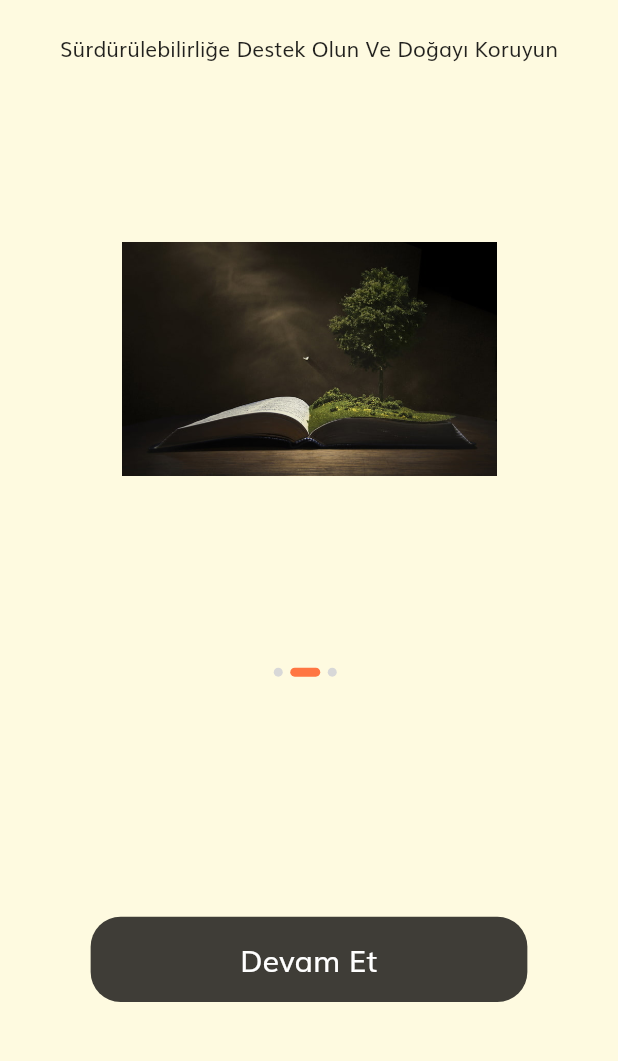
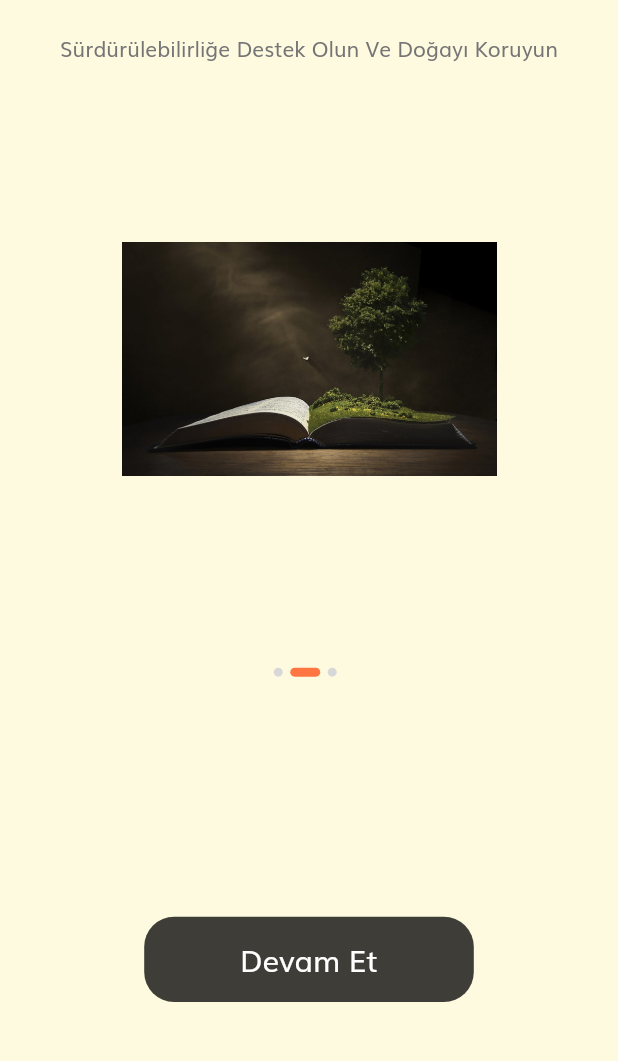
Before and after one commit to seHuzeyfe/libvary_app, a Flutter app: the screen it shows after launch, swiped to page 2, on a phone screen of 412 x 824 dp, the part 154-1215 px from its top. Run offline on Flutter 3.47's test engine with Material 2 defaults, Android fonts, the phone set to English and light mode, and no system bars; our stand-ins replace flutter_svg.

```diff
--- /dev/null
+++ b/lib/View/contents.dart
@@ -0,0 +1,31 @@
+import 'package:flutter/material.dart';
+
+import '../size_config.dart';
+
+class defaultButton extends StatelessWidget {
+  const defaultButton(
+      {super.key, required this.text, required this.press});
+  final String text;
+  final Function press;
+
+  @override
+  Widget build(BuildContext context) {
+    return SizedBox(
+      width: getProportionateScreenWidth(200),
+      height: getProportionateScreenHeight(56),
+      child: TextButton(
+          style: ButtonStyle(
+            shape: MaterialStateProperty.all(RoundedRectangleBorder(
+                borderRadius: BorderRadius.circular(20))),
+            backgroundColor:
+            MaterialStateProperty.all<Color>(Color.fromARGB(200, 10, 9, 8)),
+          ),
+          onPressed: () {press();},
+          child: Text(
+            text,
+            style: TextStyle(
+                fontSize: getProportionateScreenWidth(18), color: Colors.white),
+          )),
+    );
+  }
+}
--- a/lib/View/welcome_screen/components/welcome_screen_body.dart
+++ b/lib/View/welcome_screen/components/welcome_screen_body.dart
@@ -1,6 +1,8 @@
 import 'package:flutter/material.dart';
+import 'package:libvary_app/View/sign_in_screen/sign_in_screen.dart';
 import 'package:libvary_app/constants.dart';
 import 'package:libvary_app/size_config.dart';
+import '../../contents.dart';
 import 'welcome_screen_content.dart';
 //Düzenli kod için best practice uygulandı...
 
@@ -65,7 +67,9 @@ class _BodyState extends State<Body> {
                         ),
                       ),
                       Spacer(flex: 3),
-                      WelcomeScreenButton(text: "Devam Et", press: () {}),
+                      defaultButton(text: "Devam Et", press: () {
+                        Navigator.pushNamed(context, SignInScreen.routeName);
+                      }),
                       Spacer(),
                     ],
                   ),
@@ -88,31 +92,3 @@ class _BodyState extends State<Body> {
     );
   }
 }
-
-class WelcomeScreenButton extends StatelessWidget {
-  const WelcomeScreenButton(
-      {super.key, required this.text, required this.press});
-  final String text;
-  final Function press;
-
-  @override
-  Widget build(BuildContext context) {
-    return SizedBox(
-      width: double.infinity,
-      height: getProportionateScreenHeight(56),
-      child: TextButton(
-          style: ButtonStyle(
-            shape: MaterialStateProperty.all(RoundedRectangleBorder(
-                borderRadius: BorderRadius.circular(20))),
-            backgroundColor:
-                MaterialStateProperty.all<Color>(Color.fromARGB(200, 10, 9, 8)),
-          ),
-          onPressed: () {},
-          child: Text(
-            text,
-            style: TextStyle(
-                fontSize: getProportionateScreenWidth(18), color: Colors.white),
-          )),
-    );
-  }
-}
--- a/lib/main.dart
+++ b/lib/main.dart
@@ -1,7 +1,7 @@
 import 'package:flutter/material.dart';
 import 'package:libvary_app/View/welcome_screen/welcome_screen.dart';
-import 'package:libvary_app/constants.dart';
 import 'package:libvary_app/routs.dart';
+import 'theme_data.dart';
 
 void main() {
   runApp(MyApp());
@@ -12,14 +12,7 @@ class MyApp extends StatelessWidget {
   Widget build(BuildContext context) {
     return MaterialApp(
       debugShowCheckedModeBanner: false,
-      theme: ThemeData(
-        scaffoldBackgroundColor: Colors.white,
-        fontFamily: "Muli",
-        textTheme: const TextTheme(
-          bodyLarge: TextStyle(color: kTextColor),
-        ),
-        visualDensity: VisualDensity.adaptivePlatformDensity,
-      ),
+      theme: theme(),
       //home: WelcomeScreen(),
       initialRoute: WelcomeScreen.routeName,
       routes: routes,
--- a/lib/routs.dart
+++ b/lib/routs.dart
@@ -1,7 +1,11 @@
 
 import 'package:flutter/widgets.dart';
+import 'package:libvary_app/View/forget_password_screen/forget_password_screen.dart';
+import 'package:libvary_app/View/sign_in_screen/sign_in_screen.dart';
 import 'package:libvary_app/View/welcome_screen/welcome_screen.dart';
 
 final Map<String , WidgetBuilder> routes ={
-  WelcomeScreen.routeName: (context) => WelcomeScreen(),
+  WelcomeScreen.routeName : (context) => WelcomeScreen(),
+  SignInScreen.routeName : (context) => SignInScreen(),
+  ForgetPasswordScreen.routeName : (context) => ForgetPasswordScreen(),
 };
--- /dev/null
+++ b/lib/theme_data.dart
@@ -0,0 +1,38 @@
+import 'package:flutter/material.dart';
+import 'constants.dart';
+
+
+ThemeData theme(){
+  return ThemeData(
+    appBarTheme: AppBarTheme(
+      color: Colors.white,
+      elevation: 0,
+      iconTheme: IconThemeData(color: Colors.black),
+      titleTextStyle: TextStyle(fontWeight: FontWeight.w500,fontSize: 12,color: Color(0XFF8B8B8B)),
+    ),
+    scaffoldBackgroundColor: Colors.white,
+    fontFamily: "Muli",
+    textTheme: const TextTheme(
+      bodyLarge: TextStyle(color: kTextColor),
+      bodyMedium: TextStyle(color: kTextColor),
+    ),
+    inputDecorationTheme: InputDecorationTheme(
+      floatingLabelBehavior: FloatingLabelBehavior.always,
+      contentPadding: EdgeInsets.symmetric(
+        horizontal: 40,
+        vertical: 20,
+      ),
+      enabledBorder: OutlineInputBorder(
+        borderRadius: BorderRadius.circular(28),
+        borderSide: BorderSide(color: Colors.black),
+        gapPadding: 10,
+      ),
+      focusedBorder: OutlineInputBorder(
+        borderRadius: BorderRadius.circular(28),
+        borderSide: BorderSide(color: Colors.black),
+        gapPadding: 10,
+      ),
+    ),
+    visualDensity: VisualDensity.adaptivePlatformDensity,
+  );
+}
--- a/pubspec.yaml
+++ b/pubspec.yaml
@@ -64,8 +64,9 @@ flutter:
 
   # To add assets to your application, add an assets section, like this:
   assets:
-      - assets/
+      - assets/fonts/
       - assets/images/
+      - assets/icons/
 
   # An image asset can refer to one or more resolution-specific "variants", see
   # https://flutter.dev/assets-and-images/#resolution-aware
```
Also changed, not shown: lib/View/forget_password_screen/components/forget_password_body.dart (added, +117 -0 lines), lib/View/forget_password_screen/forget_password_screen.dart (added, +21 -0 lines), lib/View/sign_in_screen/components/sig_in_screen_body.dart (added, +80 -0 lines), lib/View/sign_in_screen/components/sign_in_screen_contents.dart (added, +213 -0 lines), lib/View/sign_in_screen/sign_in_screen.dart (+19 -0 lines), lib/constants.dart (+8 -8 lines).
